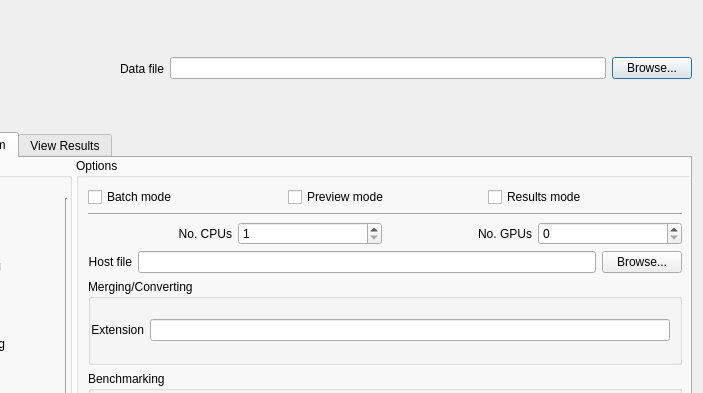
This is circus/qt_GUI/qt_launcher.ui in spyking-circus/spyking-circus as Qt 5 draws it before an edit; both pictures show x 97 to 800 and y 0 to 393 of the 800 by 863 pixel window. The edited form follows.
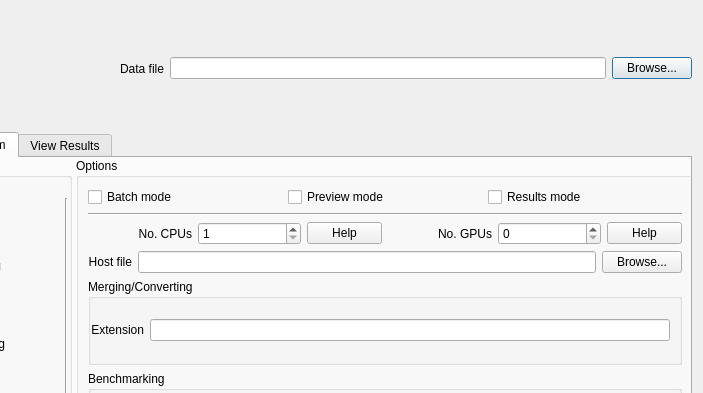
This is the edited form. Icons and pictures are not drawn.

```diff
--- a/circus/qt_GUI/qt_launcher.ui
+++ b/circus/qt_GUI/qt_launcher.ui
@@ -194,6 +194,23 @@
                  </property>
                 </widget>
                </item>
+               <item>
+                <widget class="QPushButton" name="btn_help_cpus">
+                 <property name="maximumSize">
+                  <size>
+                   <width>75</width>
+                   <height>16777215</height>
+                  </size>
+                 </property>
+                 <property name="text">
+                  <string>Help</string>
+                 </property>
+                 <property name="icon">
+                  <iconset theme="help">
+                   <normaloff>.</normaloff>.</iconset>
+                 </property>
+                </widget>
+               </item>
                <item>
                 <widget class="QLabel" name="lbl_gpus">
                  <property name="text">
@@ -211,6 +228,23 @@
                  </property>
                 </widget>
                </item>
+               <item>
+                <widget class="QPushButton" name="btn_help_gpus">
+                 <property name="maximumSize">
+                  <size>
+                   <width>75</width>
+                   <height>16777215</height>
+                  </size>
+                 </property>
+                 <property name="text">
+                  <string>Help</string>
+                 </property>
+                 <property name="icon">
+                  <iconset theme="help">
+                   <normaloff>.</normaloff>.</iconset>
+                 </property>
+                </widget>
+               </item>
               </layout>
              </item>
              <item>
```
